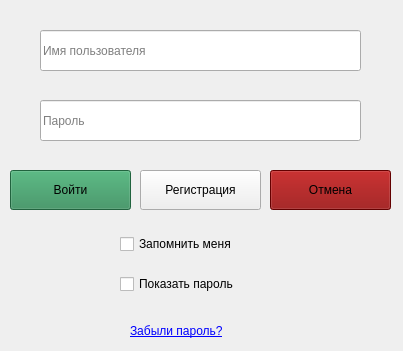
First picture: the form in src/ui/login_window.ui, repository reven-n1/Vista_test_task, before the edit.
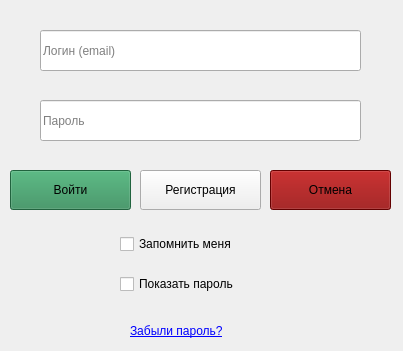
Second picture: the form after the edit.

```diff
--- a/src/ui/login_window.ui
+++ b/src/ui/login_window.ui
@@ -107,7 +107,7 @@
      <string/>
     </property>
     <property name="placeholderText">
-     <string>Имя пользователя</string>
+     <string>Логин (email)</string>
     </property>
    </widget>
    <widget class="QLineEdit" name="pass_input">
```
